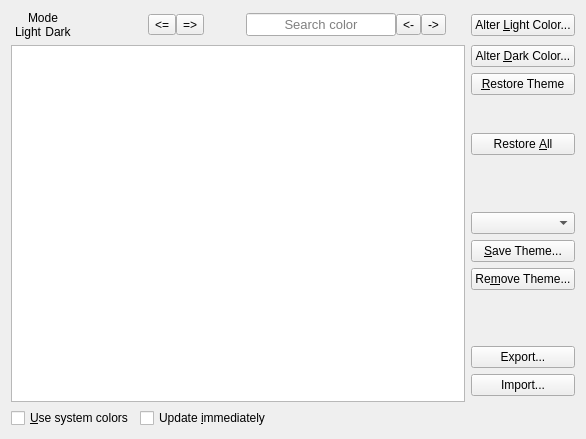
Old version of the form src/frontends/qt/ui/PrefColorsUi.ui in the repository kojiOnHill/lyx.
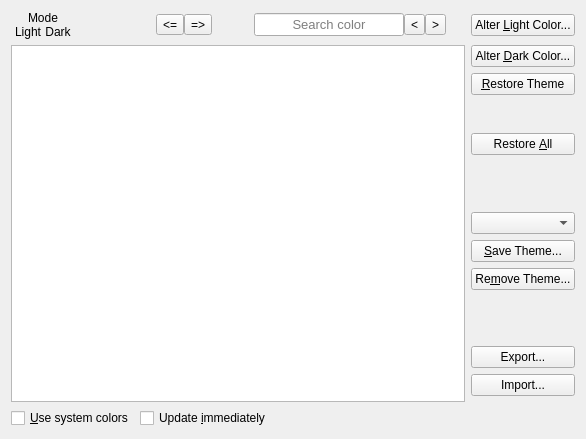
New version of the form. Icons and pictures are not drawn. Custom widgets are drawn as their Qt base class.

Commit message:
* PrefColorsUi.ui - Modify search strings.
"->" render really ugly with some fonts as hyphen is not centered.

The edit to the form file:
```diff
--- a/src/frontends/qt/ui/PrefColorsUi.ui
+++ b/src/frontends/qt/ui/PrefColorsUi.ui
@@ -228,7 +228,7 @@
           <string>Search backward</string>
          </property>
          <property name="text">
-          <string>&lt;-</string>
+          <string>&lt;</string>
          </property>
          <property name="icon">
           <iconset theme="QIcon::ThemeIcon::GoPrevious"/>
@@ -253,7 +253,7 @@
           <string>Search forward</string>
          </property>
          <property name="text">
-          <string>-&gt;</string>
+          <string>&gt;</string>
          </property>
          <property name="icon">
           <iconset theme="QIcon::ThemeIcon::GoNext"/>
```
